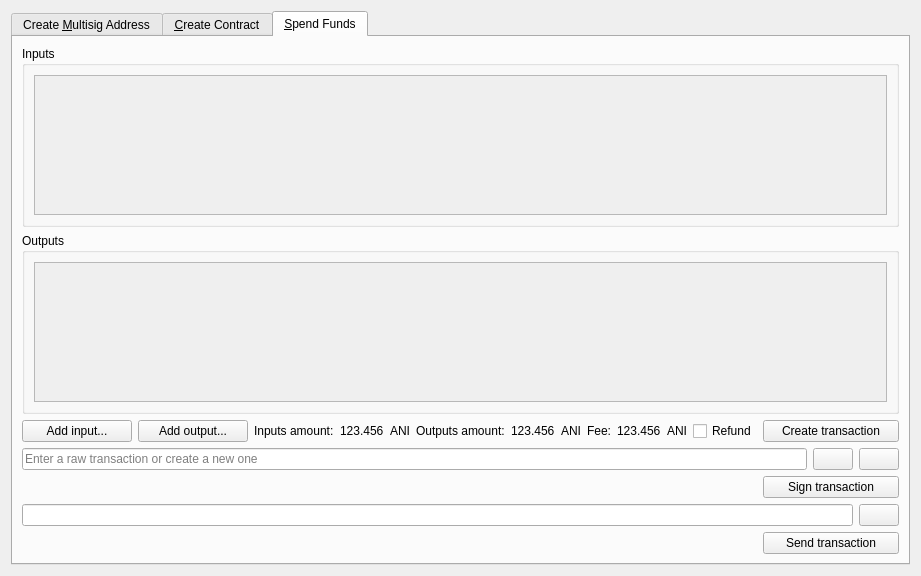
Old version of the form src/qt/forms/multisigdialog.ui in the repository Animecointeam/Animecoin.
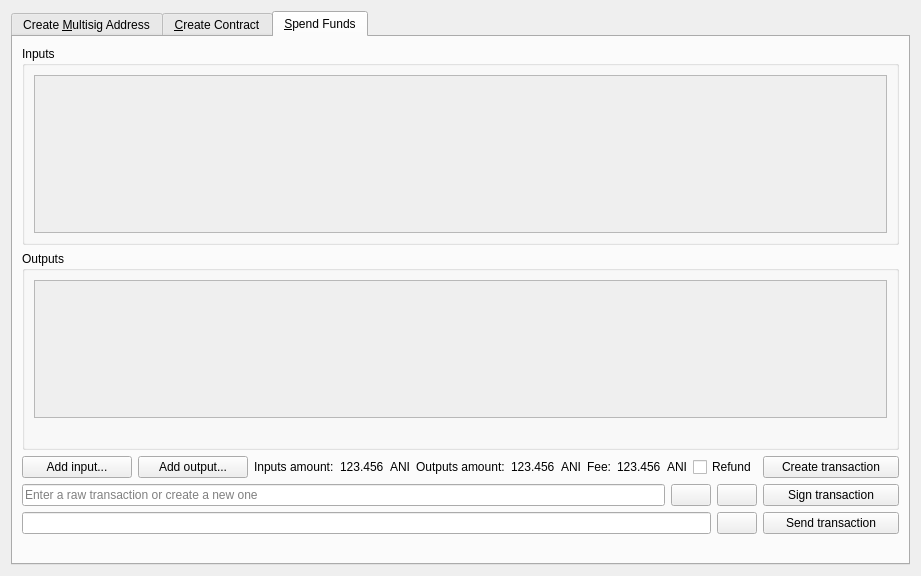
New version of the form. Icons and pictures are not drawn.

Commit message: Tolerate garbage in the rawtx input field.

What changed in the file:
```diff
--- a/src/qt/forms/multisigdialog.ui
+++ b/src/qt/forms/multisigdialog.ui
@@ -569,7 +569,7 @@
                    <x>0</x>
                    <y>0</y>
                    <width>840</width>
-                   <height>126</height>
+                   <height>142</height>
                   </rect>
                  </property>
                  <layout class="QVBoxLayout" name="verticalLayout_4">
@@ -656,6 +656,13 @@
                 </widget>
                </widget>
               </item>
+              <item>
+               <widget class="QLabel" name="infoLabel">
+                <property name="text">
+                 <string/>
+                </property>
+               </widget>
+              </item>
              </layout>
             </widget>
            </item>
@@ -866,23 +873,6 @@
              </property>
             </widget>
            </item>
-          </layout>
-         </item>
-         <item>
-          <layout class="QHBoxLayout" name="horizontalLayout_11">
-           <item>
-            <spacer name="horizontalSpacer_6">
-             <property name="orientation">
-              <enum>Qt::Horizontal</enum>
-             </property>
-             <property name="sizeHint" stdset="0">
-              <size>
-               <width>40</width>
-               <height>20</height>
-              </size>
-             </property>
-            </spacer>
-           </item>
            <item>
             <widget class="QPushButton" name="signTransactionButton">
              <property name="minimumSize">
@@ -938,30 +928,6 @@
              </property>
             </widget>
            </item>
-          </layout>
-         </item>
-         <item>
-          <layout class="QHBoxLayout" name="horizontalLayout_12">
-           <item>
-            <widget class="QLabel" name="statusLabel">
-             <property name="text">
-              <string/>
-             </property>
-            </widget>
-           </item>
-           <item>
-            <spacer name="horizontalSpacer_7">
-             <property name="orientation">
-              <enum>Qt::Horizontal</enum>
-             </property>
-             <property name="sizeHint" stdset="0">
-              <size>
-               <width>40</width>
-               <height>20</height>
-              </size>
-             </property>
-            </spacer>
-           </item>
            <item>
             <widget class="QPushButton" name="sendTransactionButton">
              <property name="minimumSize">
@@ -981,6 +947,17 @@
            </item>
           </layout>
          </item>
+         <item>
+          <layout class="QHBoxLayout" name="horizontalLayout_12">
+           <item>
+            <widget class="QLabel" name="statusLabel">
+             <property name="text">
+              <string/>
+             </property>
+            </widget>
+           </item>
+          </layout>
+         </item>
         </layout>
        </item>
       </layout>
```
Left out of the diff: 3 changed lines with no effect on the pictures. The commit also changes 2 other files.
